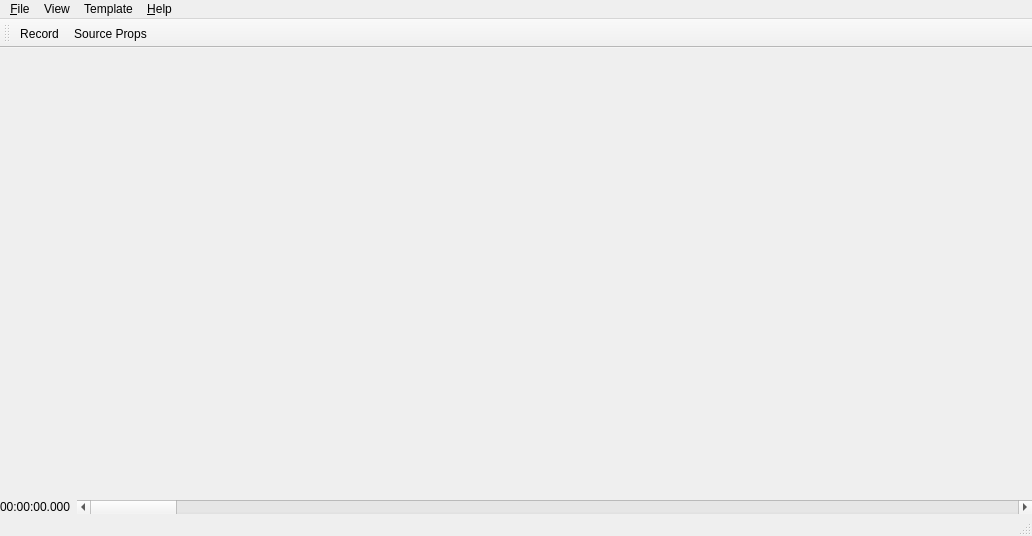
Above: lib/ui/mainUi.ui from wonkoderverstaendige/Spotter before the change. Below: the same form after it.
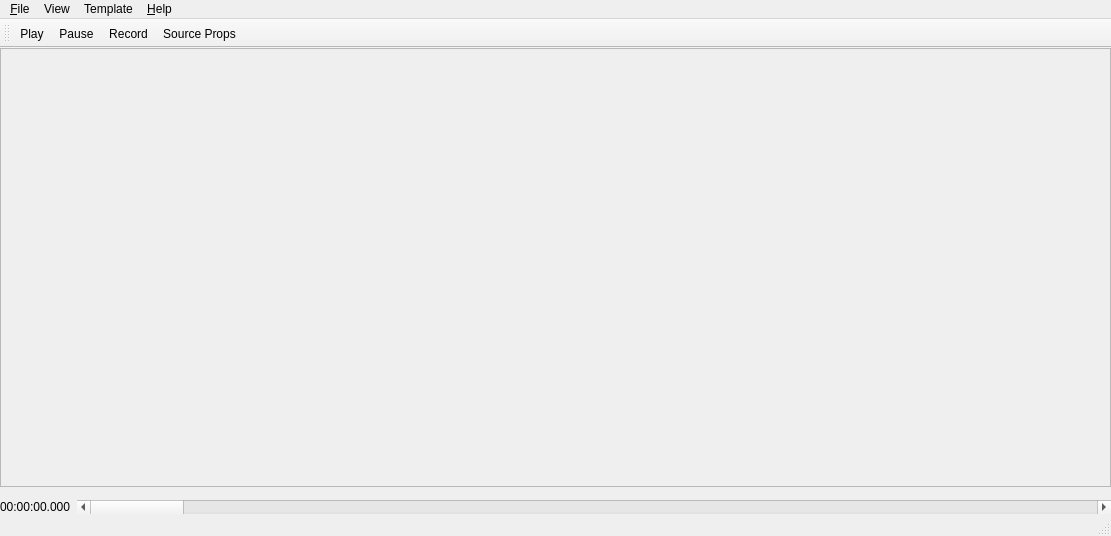
That is the form after the change. Icons and pictures are not drawn.

Commit message: Add visual details (logo, background image)

The edit to the form file:
```diff
--- a/lib/ui/mainUi.ui
+++ b/lib/ui/mainUi.ui
@@ -6,7 +6,7 @@
    <rect>
     <x>0</x>
     <y>0</y>
-    <width>1032</width>
+    <width>1111</width>
     <height>536</height>
    </rect>
   </property>
@@ -27,6 +27,9 @@
     <normaloff>:/icon64.svg</normaloff>:/icon64.svg</iconset>
   </property>
   <widget class="QWidget" name="centralwidget">
+   <property name="styleSheet">
+    <string notr="true"/>
+   </property>
    <layout class="QGridLayout" name="gridLayout">
     <property name="margin">
      <number>0</number>
@@ -47,23 +50,23 @@
        <number>0</number>
       </property>
       <item>
-       <widget class="QLabel" name="label">
-        <property name="text">
-         <string/>
-        </property>
-        <property name="pixmap">
-         <pixmap resource="icons.qrc">:/logo_name.png</pixmap>
-        </property>
-       </widget>
-      </item>
-      <item alignment="Qt::AlignHCenter|Qt::AlignVCenter">
        <widget class="QFrame" name="frame">
+        <property name="sizePolicy">
+         <sizepolicy hsizetype="MinimumExpanding" vsizetype="MinimumExpanding">
+          <horstretch>0</horstretch>
+          <verstretch>0</verstretch>
+         </sizepolicy>
+        </property>
+        <property name="styleSheet">
+         <string notr="true">background-image: url(:/logo_name_translucent.png); background-repeat: no-repeat; background-position: center center;</string>
+        </property>
         <property name="frameShape">
          <enum>QFrame::StyledPanel</enum>
         </property>
         <property name="frameShadow">
          <enum>QFrame::Sunken</enum>
         </property>
+        <layout class="QGridLayout" name="gridLayout_2"/>
        </widget>
       </item>
      </layout>
@@ -124,7 +127,7 @@
     <rect>
      <x>0</x>
      <y>0</y>
-     <width>1032</width>
+     <width>1111</width>
      <height>23</height>
     </rect>
    </property>
@@ -207,6 +210,8 @@
    <attribute name="toolBarBreak">
     <bool>false</bool>
    </attribute>
+   <addaction name="actionPlay"/>
+   <addaction name="actionPause"/>
    <addaction name="actionRecord"/>
    <addaction name="actionSourceProperties"/>
   </widget>
@@ -348,6 +353,39 @@
     <string>Clear list of recently opened files</string>
    </property>
   </action>
+  <action name="actionPlay">
+   <property name="checkable">
+    <bool>true</bool>
+   </property>
+   <property name="icon">
+    <iconset resource="icons.qrc">
+     <normaloff>:/play.png</normaloff>:/play.png</iconset>
+   </property>
+   <property name="text">
+    <string>Play</string>
+   </property>
+   <property name="toolTip">
+    <string>Start playback</string>
+   </property>
+  </action>
+  <action name="actionPause">
+   <property name="checkable">
+    <bool>true</bool>
+   </property>
+   <property name="icon">
+    <iconset resource="icons.qrc">
+     <normaloff>:/pause.png</normaloff>:/pause.png</iconset>
+   </property>
+   <property name="text">
+    <string>Pause</string>
+   </property>
+   <property name="toolTip">
+    <string>Pause display</string>
+   </property>
+   <property name="shortcut">
+    <string>Space</string>
+   </property>
+  </action>
  </widget>
  <resources>
   <include location="icons.qrc"/>
```
Left out of the diff: 26 changed lines with no effect on the pictures. The commit also changes 25 other files.
